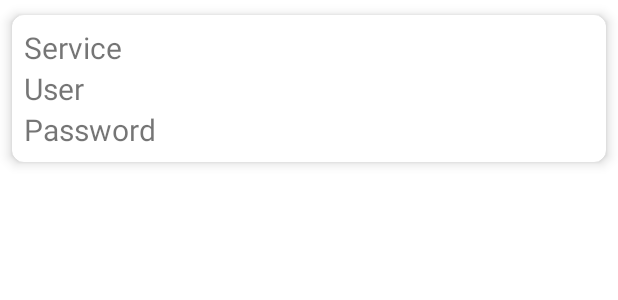
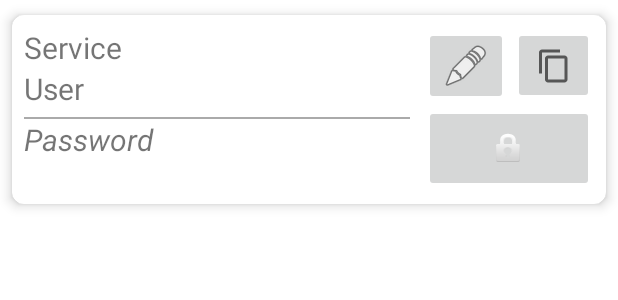
Before and after one commit to nicolamaritan/cypher, an Android app: the layout credentials_recyclerview_item.xml on its own in the app's theme, with its tools: preview values and no code run, on a phone screen of 412 x 824 dp. Shown: the top 300 px of the screen. Run offline under Robolectric (Android 15) with nearby library versions, the phone set to English and light mode, and no system bars.

Commit message:
Updated the item layout for the recycler view. Added buttons

```diff
--- a/app/src/main/res/layout/credentials_recyclerview_item.xml
+++ b/app/src/main/res/layout/credentials_recyclerview_item.xml
@@ -8,33 +8,92 @@
     app:cardElevation="5dp"
     app:cardUseCompatPadding="true"
     app:cardCornerRadius="8dp">
-    <LinearLayout xmlns:android="http://schemas.android.com/apk/res/android"
+
+    <androidx.constraintlayout.widget.ConstraintLayout
         android:layout_width="match_parent"
         android:layout_height="wrap_content"
         android:orientation="vertical"
         android:padding="8dp">
 
+
         <TextView
             android:id="@+id/service"
-            android:layout_width="match_parent"
+            android:layout_width="0dp"
             android:layout_height="wrap_content"
-            android:text="Service"
-            android:textSize="20sp" />
+            android:textSize="20sp"
+            app:layout_constraintEnd_toStartOf="@+id/guideline"
 
+            app:layout_constraintStart_toStartOf="parent"
+            app:layout_constraintTop_toTopOf="parent"
+            tools:text="Service" />
 
         <TextView
             android:id="@+id/user"
-            android:layout_width="match_parent"
+            android:layout_width="0dp"
             android:layout_height="wrap_content"
-            android:text="User"
-            android:textSize="20sp"/>
+            android:textSize="20sp"
+
+            app:layout_constraintEnd_toStartOf="@+id/guideline"
+            app:layout_constraintStart_toStartOf="parent"
+            app:layout_constraintTop_toBottomOf="@+id/service"
+            tools:text="User" />
+
+
+        <View
+            android:id="@+id/row"
+            android:layout_width="0dp"
+            android:layout_height="1dp"
+            android:layout_marginVertical="5dp"
+            android:background="@android:color/darker_gray"
+            app:layout_constraintEnd_toStartOf="@+id/guideline"
+            app:layout_constraintTop_toBottomOf="@+id/user" />
 
         <TextView
             android:id="@+id/password"
-            android:layout_width="match_parent"
+            android:layout_width="0dp"
             android:layout_height="wrap_content"
-            android:text="Password"
-            android:textSize="20sp"/>
+            android:textSize="20sp"
+            android:textStyle="italic"
 
-    </LinearLayout>
+            app:layout_constraintEnd_toStartOf="@+id/guideline"
+            app:layout_constraintStart_toStartOf="parent"
+            app:layout_constraintTop_toBottomOf="@+id/row"
+            tools:text="Password" />
+
+        <androidx.constraintlayout.widget.Guideline
+            android:id="@+id/guideline"
+            android:layout_width="wrap_content"
+            android:layout_height="wrap_content"
+            android:orientation="vertical"
+            app:layout_constraintGuide_end="123dp" />
+
+        <ImageButton
+            android:id="@+id/copy_imageButton"
+            android:layout_width="54dp"
+            android:layout_height="51dp"
+            android:contentDescription="@string/copy_the_credential_s_password"
+            app:layout_constraintEnd_toEndOf="parent"
+            app:layout_constraintTop_toTopOf="parent"
+            app:srcCompat="?attr/actionModeCopyDrawable" />
+
+        <ImageButton
+            android:id="@+id/edit_imageButton"
+            android:layout_width="wrap_content"
+            android:layout_height="wrap_content"
+            android:contentDescription="@string/modify_the_credential"
+            app:layout_constraintStart_toStartOf="@+id/lock_imageButton"
+            app:layout_constraintTop_toTopOf="@+id/copy_imageButton"
+            app:srcCompat="@android:drawable/ic_menu_edit" />
+
+        <ImageButton
+            android:id="@+id/lock_imageButton"
+            android:layout_width="113dp"
+            android:layout_height="58dp"
+            android:contentDescription="@string/unlock_lock_the_credential_s_password"
+            app:layout_constraintBottom_toBottomOf="parent"
+            app:layout_constraintEnd_toEndOf="@+id/copy_imageButton"
+            app:layout_constraintTop_toBottomOf="@+id/edit_imageButton"
+            app:srcCompat="@android:drawable/ic_lock_idle_lock" />
+
+    </androidx.constraintlayout.widget.ConstraintLayout>
 </androidx.cardview.widget.CardView>
--- a/app/src/main/res/values/strings.xml
+++ b/app/src/main/res/values/strings.xml
@@ -23,4 +23,7 @@
     <string name="invalid_credential_toast">Invalid credentials! One or more empty values.</string>
     <string name="unlock">Unlock</string>
     <string name="do_something">Do something</string>
+    <string name="copy_the_credential_s_password">Copy the credential\'s password.</string>
+    <string name="modify_the_credential">Modify the credential.</string>
+    <string name="unlock_lock_the_credential_s_password">Unlock/lock the credential\'s password.</string>
 </resources>
```
